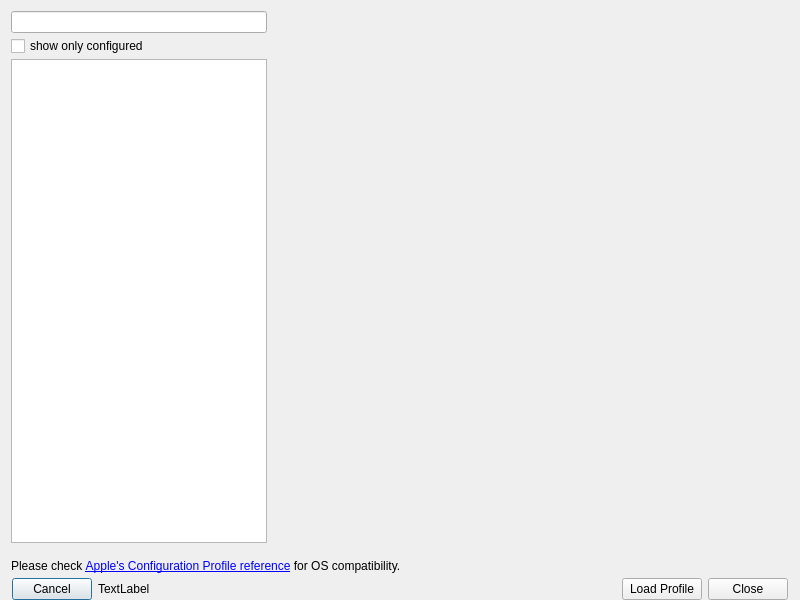
First picture: the form in FWAdminLib/Configurator/AppleConfiguratorDlg.ui, repository fw-dev/translations, before the edit.
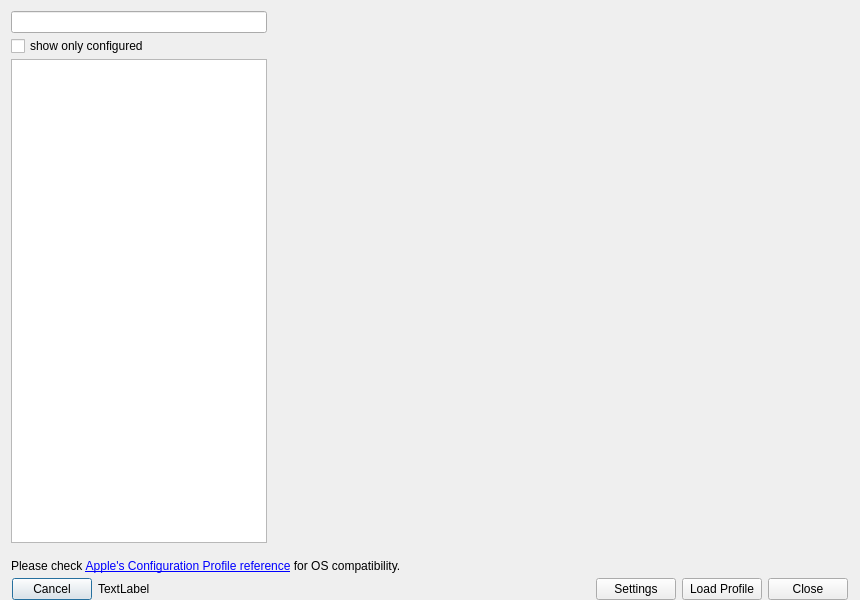
Second picture: the form after the edit. Custom widgets are drawn as their Qt base class.

Patch:
```diff
--- a/FWAdminLib/Configurator/AppleConfiguratorDlg.ui
+++ b/FWAdminLib/Configurator/AppleConfiguratorDlg.ui
@@ -2,9 +2,17 @@
 <ui version="4.0">
  <class>AppleConfiguratorDlg</class>
  <widget class="QDialog" name="AppleConfiguratorDlg">
+  <property name="geometry">
+   <rect>
+    <x>0</x>
+    <y>0</y>
+    <width>860</width>
+    <height>600</height>
+   </rect>
+  </property>
   <property name="minimumSize">
    <size>
-    <width>800</width>
+    <width>860</width>
     <height>600</height>
    </size>
   </property>
@@ -206,6 +214,13 @@
        </property>
       </spacer>
      </item>
+     <item>
+      <widget class="QPushButton" name="settings">
+       <property name="text">
+        <string>Settings</string>
+       </property>
+      </widget>
+     </item>
      <item>
       <widget class="QPushButton" name="loadProfile">
        <property name="text">
```
